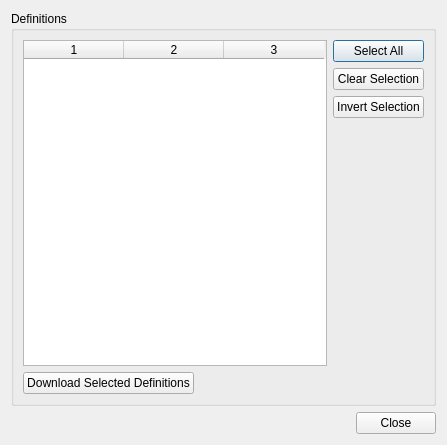
qt-creator/qt-creator, file src/plugins/texteditor/generichighlighter/managedefinitionsdialog.ui: the form before one commit.
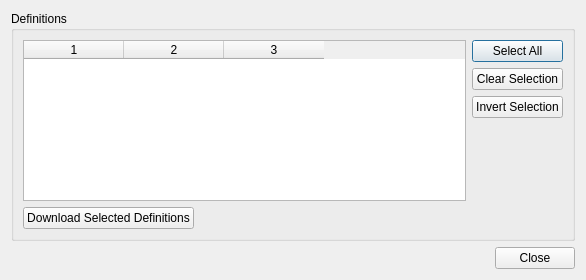
The form after the commit.

Commit message: Fix size of dialog for downloading highlighting definitions.

```diff
--- a/src/plugins/texteditor/generichighlighter/managedefinitionsdialog.ui
+++ b/src/plugins/texteditor/generichighlighter/managedefinitionsdialog.ui
@@ -6,8 +6,8 @@
    <rect>
     <x>0</x>
     <y>0</y>
-    <width>447</width>
-    <height>445</height>
+    <width>586</width>
+    <height>280</height>
    </rect>
   </property>
   <property name="windowTitle">
```
